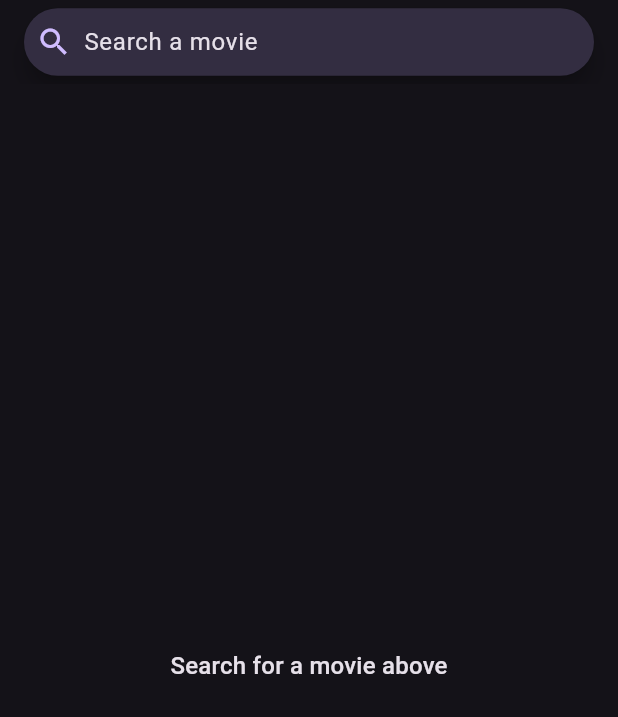
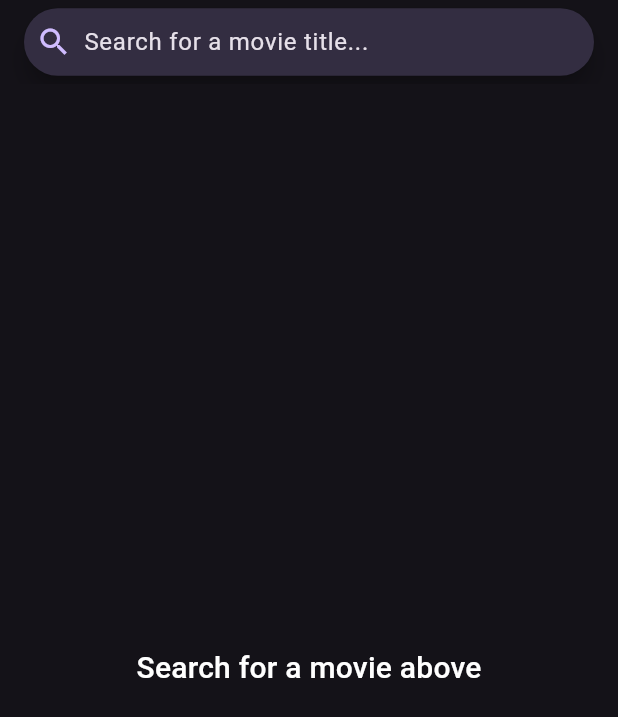
Before and after one commit to firashedfi5/Movie_app, a Flutter app: the screen it shows after launch, on a phone screen of 412 x 824 dp. Shown: the top 717 px of the screen. Run offline on Flutter 3.47's test engine with Material 3 defaults, Android fonts, the phone set to English and light mode, and no system bars.

Commit message:
Enhance HomeScreen UI: update search bar hint text and improve movie not found message styling for better user experience

```diff
--- a/lib/screens/home_screen.dart
+++ b/lib/screens/home_screen.dart
@@ -65,7 +65,7 @@ class _HomeScreenState extends State<HomeScreen> {
                     backgroundColor: WidgetStateProperty.all(
                       Theme.of(context).colorScheme.onSecondaryFixedVariant,
                     ),
-                    hintText: 'Search a movie',
+                    hintText: 'Search for a movie title...',
                     leading: Icon(
                       Icons.search,
                       color: Theme.of(context).colorScheme.primary,
@@ -79,7 +79,7 @@ class _HomeScreenState extends State<HomeScreen> {
                 ? Center(
                   child: Text(
                     "Search for a movie above",
-                    style: Theme.of(context).textTheme.titleMedium,
+                    style: Theme.of(context).textTheme.titleLarge,
                   ),
                 )
                 : FutureBuilder<MovieModel?>(
@@ -94,7 +94,12 @@ class _HomeScreenState extends State<HomeScreen> {
                     }
 
                     if (!snapshot.hasData || snapshot.data == null) {
-                      return const Center(child: Text('Movie not found'));
+                      return Center(
+                        child: Text(
+                          'Movie not found',
+                          style: Theme.of(context).textTheme.titleLarge,
+                        ),
+                      );
                     }
 
                     final movie = snapshot.data!;
```
